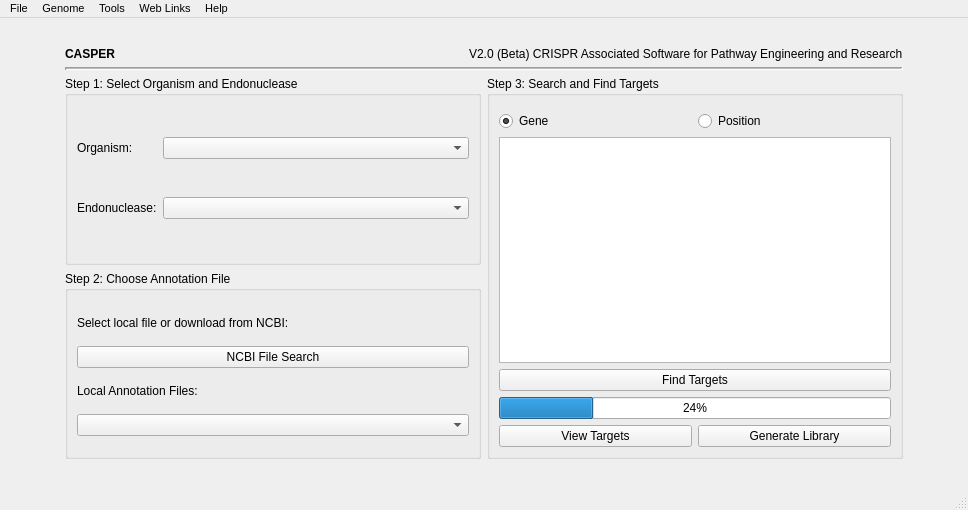
The window that CASPER_main.ui (TrinhLab/CASPERapp) describes before a commit, drawn with Qt 5.
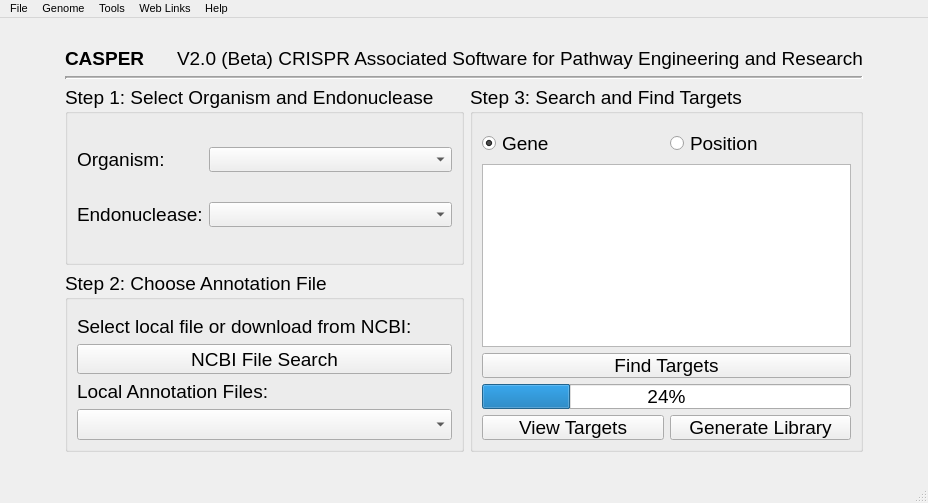
The same window after the commit.

What changed in the file:
```diff
--- a/CASPER_main.ui
+++ b/CASPER_main.ui
@@ -9,13 +9,14 @@
    <rect>
     <x>0</x>
     <y>0</y>
-    <width>968</width>
-    <height>510</height>
+    <width>928</width>
+    <height>503</height>
    </rect>
   </property>
   <property name="font">
    <font>
     <family>Arial</family>
+    <pointsize>14</pointsize>
     <weight>50</weight>
     <italic>false</italic>
     <bold>false</bold>
@@ -31,6 +32,10 @@
    <property name="font">
     <font>
      <family>Arial</family>
+     <pointsize>14</pointsize>
+     <weight>50</weight>
+     <italic>false</italic>
+     <bold>false</bold>
     </font>
    </property>
    <property name="styleSheet">
@@ -88,7 +93,7 @@
       </property>
      </spacer>
     </item>
-    <item row="1" column="2" alignment="Qt::AlignLeft">
+    <item row="1" column="2" alignment="Qt::AlignRight">
      <widget class="QLabel" name="label_7">
       <property name="sizePolicy">
        <sizepolicy hsizetype="Preferred" vsizetype="Fixed">
@@ -111,6 +116,7 @@
       <property name="font">
        <font>
         <family>Arial</family>
+        <pointsize>14</pointsize>
         <weight>50</weight>
         <italic>false</italic>
         <bold>false</bold>
@@ -147,7 +153,9 @@
       <property name="font">
        <font>
         <family>Arial</family>
+        <pointsize>14</pointsize>
         <weight>75</weight>
+        <italic>false</italic>
         <bold>true</bold>
        </font>
       </property>
@@ -215,6 +223,7 @@
         <property name="font">
          <font>
           <family>Arial</family>
+          <pointsize>14</pointsize>
           <weight>50</weight>
           <italic>false</italic>
           <bold>false</bold>
@@ -250,6 +259,7 @@
            <property name="font">
             <font>
              <family>Arial</family>
+             <pointsize>14</pointsize>
              <weight>50</weight>
              <italic>false</italic>
              <bold>false</bold>
@@ -277,7 +287,7 @@
            <property name="minimumSize">
             <size>
              <width>0</width>
-             <height>0</height>
+             <height>25</height>
             </size>
            </property>
            <property name="maximumSize">
@@ -308,7 +318,7 @@
            <property name="minimumSize">
             <size>
              <width>0</width>
-             <height>0</height>
+             <height>25</height>
             </size>
            </property>
            <property name="maximumSize">
@@ -351,6 +361,7 @@
            <property name="font">
             <font>
              <family>Arial</family>
+             <pointsize>14</pointsize>
              <weight>50</weight>
              <italic>false</italic>
              <bold>false</bold>
@@ -390,6 +401,10 @@
         <property name="font">
          <font>
           <family>Arial</family>
+          <pointsize>14</pointsize>
+          <weight>50</weight>
+          <italic>false</italic>
+          <bold>false</bold>
          </font>
         </property>
         <property name="styleSheet">
@@ -419,6 +434,7 @@
            <property name="font">
             <font>
              <family>Arial</family>
+             <pointsize>14</pointsize>
              <weight>50</weight>
              <italic>false</italic>
              <bold>false</bold>
@@ -446,7 +462,7 @@
            <property name="minimumSize">
             <size>
              <width>125</width>
-             <height>0</height>
+             <height>25</height>
             </size>
            </property>
            <property name="maximumSize">
@@ -458,6 +474,10 @@
            <property name="font">
             <font>
              <family>Arial</family>
+             <pointsize>14</pointsize>
+             <weight>50</weight>
+             <italic>false</italic>
+             <bold>false</bold>
             </font>
            </property>
            <property name="text">
@@ -476,7 +496,7 @@
            <property name="minimumSize">
             <size>
              <width>0</width>
-             <height>0</height>
+             <height>25</height>
             </size>
            </property>
            <property name="maximumSize">
@@ -488,6 +508,7 @@
            <property name="font">
             <font>
              <family>Arial</family>
+             <pointsize>14</pointsize>
              <weight>50</weight>
              <italic>false</italic>
              <bold>false</bold>
@@ -518,6 +539,10 @@
            <property name="font">
             <font>
              <family>Arial</family>
+             <pointsize>14</pointsize>
+             <weight>50</weight>
+             <italic>false</italic>
+             <bold>false</bold>
             </font>
            </property>
            <property name="text">
@@ -554,6 +579,10 @@
         <property name="font">
          <font>
           <family>Arial</family>
+          <pointsize>14</pointsize>
+          <weight>50</weight>
+          <italic>false</italic>
+          <bold>false</bold>
          </font>
         </property>
         <property name="styleSheet">
@@ -589,6 +618,10 @@
            <property name="font">
             <font>
              <family>Arial</family>
+             <pointsize>14</pointsize>
+             <weight>50</weight>
+             <italic>false</italic>
+             <bold>false</bold>
             </font>
            </property>
           </widget>
@@ -604,7 +637,7 @@
            <property name="minimumSize">
             <size>
              <width>0</width>
-             <height>0</height>
+             <height>25</height>
             </size>
            </property>
            <property name="maximumSize">
@@ -629,6 +662,10 @@
            <property name="font">
             <font>
              <family>Arial</family>
+             <pointsize>14</pointsize>
+             <weight>50</weight>
+             <italic>false</italic>
+             <bold>false</bold>
             </font>
            </property>
            <property name="text">
@@ -647,6 +684,12 @@
              <verstretch>0</verstretch>
             </sizepolicy>
            </property>
+           <property name="minimumSize">
+            <size>
+             <width>0</width>
+             <height>25</height>
+            </size>
+           </property>
            <property name="value">
             <number>24</number>
            </property>
@@ -663,6 +706,10 @@
            <property name="font">
             <font>
              <family>Arial</family>
+             <pointsize>14</pointsize>
+             <weight>50</weight>
+             <italic>false</italic>
+             <bold>false</bold>
             </font>
            </property>
            <property name="text">
@@ -690,7 +737,7 @@
            <property name="minimumSize">
             <size>
              <width>0</width>
-             <height>0</height>
+             <height>25</height>
             </size>
            </property>
            <property name="maximumSize">
@@ -715,7 +762,7 @@
            <property name="minimumSize">
             <size>
              <width>0</width>
-             <height>0</height>
+             <height>25</height>
             </size>
            </property>
            <property name="text">
@@ -786,7 +833,7 @@
     <rect>
      <x>0</x>
      <y>0</y>
-     <width>968</width>
+     <width>928</width>
      <height>20</height>
     </rect>
    </property>
```
